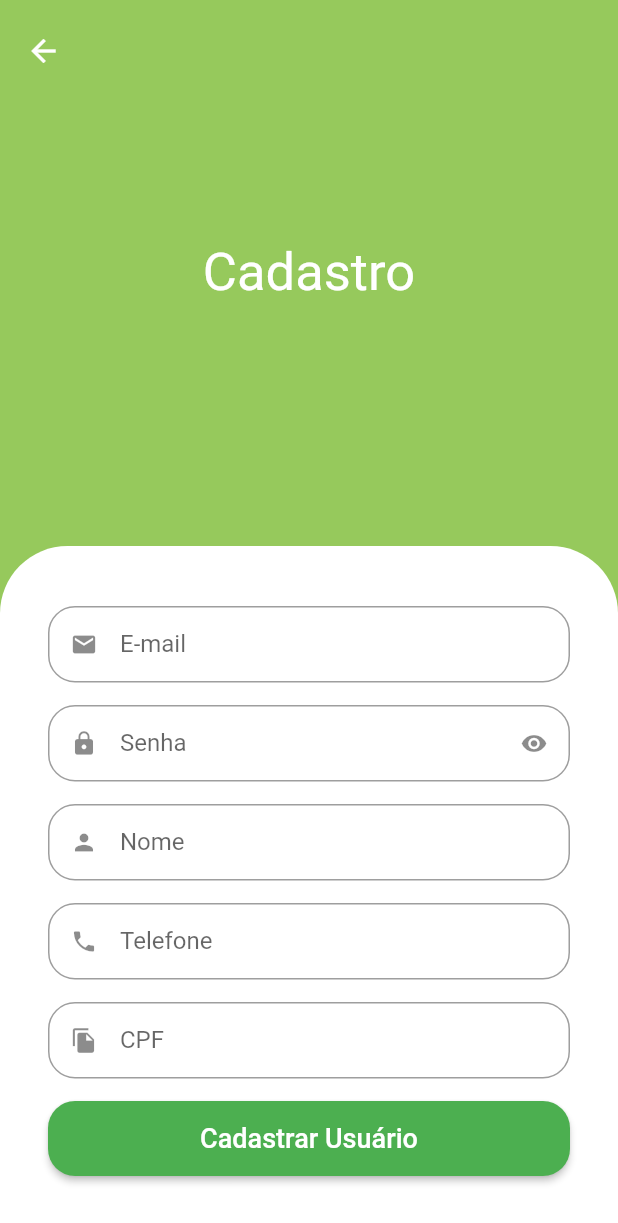
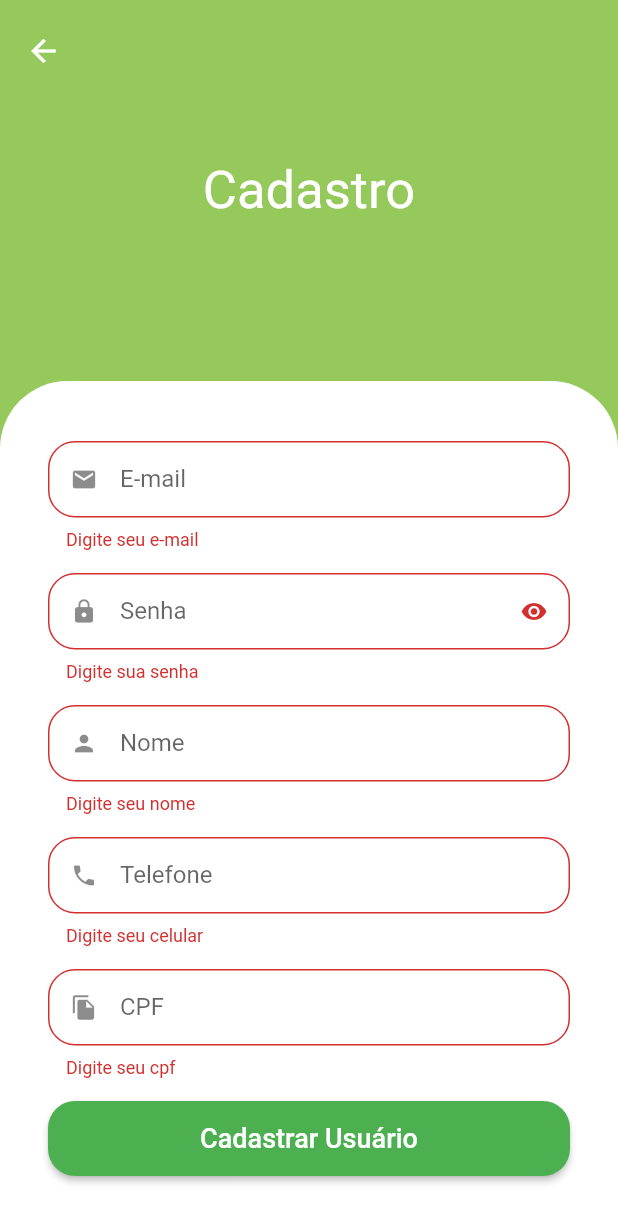
Before and after one commit to Davidson031/LojaVirtualFlutter, a Flutter app: the SignUpScreen screen opened by its route, after a tap on "Cadastrar Usuário", on a phone screen of 412 x 824 dp. Shown: the top 1223 px of the screen. Run offline on Flutter 3.47's test engine with Material 2 defaults, Android fonts, the phone set to English and light mode, and no system bars; our stand-ins replace animated_text_kit, badges, dio, flutter_secure_storage, fluttertoast, freezed_annotation and 4 more; missing offline and left inert: add_to_cart_animation; accounts and stored records are empty.

```diff
--- a/lib/main.dart
+++ b/lib/main.dart
@@ -6,14 +6,16 @@ import 'package:get/get_navigation/src/root/get_material_app.dart';
 import 'package:quitanda_virtual/src/pages/auth/controller/auth_controller.dart';
 import 'package:quitanda_virtual/src/pages/auth/repository/auth_repository.dart';
 import 'package:quitanda_virtual/src/pages/auth/screens/sign_in_screen.dart';
+import 'package:quitanda_virtual/src/pages/auth/screens/sign_up_screen.dart';
+import 'package:quitanda_virtual/src/pages/base/base_screen.dart';
 import 'package:quitanda_virtual/src/pages/splash/splash_screen.dart';
 import 'package:quitanda_virtual/src/routes/app_pages.dart';
 
 void main() async {
 
+  WidgetsFlutterBinding.ensureInitialized();
+
   Get.put(AuthController());
-
-  AuthRepository auth = AuthRepository();
 
   runApp(const MyApp());
 }
--- a/lib/src/config/app_data.dart
+++ b/lib/src/config/app_data.dart
@@ -76,11 +76,11 @@ List<CartItemModel> cartItems = [
 ];
 
 UserModel user = UserModel(
-  nome: "Pedro",
+  name: "Pedro",
   email: "joao@gmail.com",
-  celular: '99 99999 9999',
+  phone: '99 99999 9999',
   cpf: "999.999.999-99",
-  senha: "",
+  password: "",
 );
 
 List<OrderModel> orders = [
--- a/lib/src/constants/endpoints.dart
+++ b/lib/src/constants/endpoints.dart
@@ -5,6 +5,7 @@ abstract class EndPoints {
 
   static const String signin = "$baseUrl/login";
   static const String signup = "$baseUrl/signup";
+  static const String validateToken = "$baseUrl/validate-token";
 
 
 
--- /dev/null
+++ b/lib/src/constants/storage_keys.dart
@@ -0,0 +1,5 @@
+abstract class StorageKeys {
+
+  static const String token = "token";
+
+}
--- a/lib/src/models/user_model.dart
+++ b/lib/src/models/user_model.dart
@@ -1,13 +1,37 @@
+// ignore_for_file: public_member_api_docs, sort_constructors_first
+import 'package:json_annotation/json_annotation.dart';
+
+part 'user_model.g.dart';
+
+@JsonSerializable()
 class UserModel {
+  @JsonKey(name: 'fullname')
+  String? name;
+  String? email;
+  String? phone;
+  String? cpf;
+  String? password;
+  String? id;
+  String? token;
 
-  String nome;
-  String email;
-  String celular;
-  String cpf;
-  String senha;
+  UserModel({
 
+    this.name,
+    this.email,
+    this.phone,
+    this.cpf,
+    this.password,
+    this.id,
+    this.token,
+  });
 
-  UserModel({ required this.nome, required this.email, required this.celular, required this.cpf, required this.senha});
+  factory UserModel.fromJson(Map<String, dynamic> json) =>
+      _$UserModelFromJson(json);
 
+  Map<String, dynamic> toJson() => _$UserModelToJson(this);
 
+  @override
+  String toString() {
+    return 'UserModel(name: $name, email: $email, phone: $phone, cpf: $cpf, password: $password, id: $id, token: $token)';
+  }
 }
--- /dev/null
+++ b/lib/src/pages/auth/result/auth_result.dart
@@ -0,0 +1,10 @@
+import 'package:freezed_annotation/freezed_annotation.dart';
+import 'package:quitanda_virtual/src/models/user_model.dart';
+part 'auth_result.freezed.dart';
+
+
+@freezed
+class AuthResult with _$AuthResult{
+  factory AuthResult.sucess(UserModel user) = Success;
+  factory AuthResult.fail(String message) = Error;
+}
--- a/lib/src/pages/auth/screens/sign_up_screen.dart
+++ b/lib/src/pages/auth/screens/sign_up_screen.dart
@@ -1,18 +1,29 @@
 import 'package:flutter/material.dart';
+import 'package:get/get.dart';
+import 'package:get/get_core/src/get_main.dart';
 import 'package:mask_text_input_formatter/mask_text_input_formatter.dart';
+import 'package:quitanda_virtual/src/pages/auth/controller/auth_controller.dart';
 import 'package:quitanda_virtual/src/pages/common_widgets/custom_textfield.dart';
 import 'package:quitanda_virtual/src/config/custom_colors.dart';
+import 'package:quitanda_virtual/src/services/validators.dart';
 
 class SignUpScreen extends StatelessWidget {
+  final cpfFormatter = MaskTextInputFormatter(
+    mask: "###.###.###-##",
+    filter: {"#": RegExp(r'[0-9]')},
+  );
+
+  final phoneFormatter = MaskTextInputFormatter(
+    mask: "## #####-####",
+    filter: {"#": RegExp(r'[0-9]')},
+  );
+
+  final _formKey = GlobalKey<FormState>();
+  final authController = Get.find<AuthController>();
+
   @override
   Widget build(BuildContext context) {
     final screenSize = MediaQuery.of(context).size;
-
-    final cpfFormatter = MaskTextInputFormatter(
-        mask: "###.###.###-##", filter: {"#": RegExp(r'[0-9]')});
-
-    final phoneFormatter = MaskTextInputFormatter(
-        mask: "## #####-####", filter: {"#": RegExp(r'[0-9]')});
 
     return Scaffold(
       backgroundColor: CustomColors.customSwatchColor[800],
@@ -38,37 +49,81 @@ class SignUpScreen extends StatelessWidget {
                         color: Colors.white,
                         borderRadius:
                             BorderRadius.vertical(top: Radius.circular(45))),
+                    child: Form(
+                      key: _formKey,
                       child: Column(
                         crossAxisAlignment: CrossAxisAlignment.stretch,
                         children: [
-                        CustomTextField(icon: Icons.email, labelText: "E-mail"),
+                          CustomTextField(
+                            icon: Icons.email,
+                            labelText: "E-mail",
+                            validator: emailValidator,
+                            textInputType: TextInputType.emailAddress,
+                            onSaved: (value) {
+                              authController.user.email = value;
+                            },
+                          ),
                           CustomTextField(
                               icon: Icons.lock,
                               labelText: "Senha",
-                            isSecret: true),
-                        CustomTextField(icon: Icons.person, labelText: "Nome"),
+                              validator: passwordValidator,
+                              isSecret: true,
+                              onSaved: (value) {
+                                authController.user.password = value;
+                              }),
+                          CustomTextField(
+                              icon: Icons.person,
+                              labelText: "Nome",
+                              validator: nameValidator,
+                              onSaved: (value) {
+                                authController.user.name = value;
+                              }),
                           CustomTextField(
                               icon: Icons.phone,
                               labelText: "Telefone",
-                            inputFormatters: [phoneFormatter]),
+                              inputFormatters: [phoneFormatter],
+                              textInputType: TextInputType.phone,
+                              validator: phoneValidator,
+                              onSaved: (value) {
+                                authController.user.phone = value;
+                              }),
                           CustomTextField(
                             icon: Icons.file_copy,
                             labelText: "CPF",
-                            inputFormatters: [cpfFormatter]),
+                            inputFormatters: [cpfFormatter],
+                            textInputType: TextInputType.number,
+                            validator: cpfValidator,
+                            onSaved: (value) {
+                              authController.user.cpf = value;
+                            },
+                          ),
                           SizedBox(
                             height: 50,
-                          child: ElevatedButton(
+                            child: Obx(() {
+                              return ElevatedButton(
                                 style: ElevatedButton.styleFrom(
                                     shape: RoundedRectangleBorder(
-                                    borderRadius: BorderRadius.circular(18))),
-                            onPressed: () {},
-                            child: const Text(
+                                        borderRadius:
+                                            BorderRadius.circular(18))),
+                                onPressed: authController.isLoading.value
+                                    ? null
+                                    : () {
+                                        if (_formKey.currentState!.validate()) {
+                                          _formKey.currentState!.save();
+                                          authController.signUp();
+                                        }
+                                      },
+                                child: authController.isLoading.value
+                                    ? CircularProgressIndicator()
+                                    : const Text(
                                         "Cadastrar Usuário",
                                         style: TextStyle(fontSize: 18),
                                       ),
-                          ),
+                              );
+                            }),
                           )
                         ],
+                      ),
                     ),
                   )
                 ],
--- a/lib/src/pages/common_widgets/custom_textfield.dart
+++ b/lib/src/pages/common_widgets/custom_textfield.dart
@@ -9,7 +9,9 @@ class CustomTextField extends StatefulWidget {
   final String? initial;
   final bool isReadOnly;
   final String? Function(String?)? validator;
+  final void Function(String?)? onSaved;
   final TextEditingController? controller;
+  final TextInputType? textInputType;
 
 
   CustomTextField({
@@ -20,7 +22,9 @@ class CustomTextField extends StatefulWidget {
     this.initial,
     this.isReadOnly = false,
     this.validator,
-    this.controller
+    this.controller,
+    this.textInputType,
+    this.onSaved
   });
 
   @override
@@ -42,8 +46,10 @@ class _CustomTextFieldState extends State<CustomTextField> {
     return Padding(
       padding: const EdgeInsets.only(bottom: 15),
       child: TextFormField(
+        keyboardType: widget.textInputType,
         controller: widget.controller,
         validator: widget.validator,
+        onSaved: widget.onSaved,
         inputFormatters: widget.inputFormatters,
         obscureText: isPassword,
         initialValue: widget.initial,
--- /dev/null
+++ b/lib/src/services/validators.dart
@@ -0,0 +1,59 @@
+import 'package:get/get.dart';
+
+String? emailValidator(String? email) {
+  if (email == null || email.isEmpty) {
+    return "Digite seu e-mail";
+  }
+  if (!email.isEmail) {
+    return "Digite um e-mail válido";
+  }
+  return null;
+}
+
+String? passwordValidator(String? password) {
+  if (password == null || password.isEmpty) {
+    return "Digite sua senha";
+  }
+  if (password.length < 7) {
+    return "Senha muito curta";
+  }
+  return null;
+}
+
+String? nameValidator(String? name){
+  if (name == null || name.isEmpty) {
+    return "Digite seu nome";
+  }
+
+  final names = name.split(" ");
+
+  if(names.length == 1){
+    return "Digite seu nome completo";
+  }
+
+  return null;
+}
+
+String? phoneValidator(String? phone){
+
+  if (phone == null || phone.isEmpty) {
+    return "Digite seu celular";
+  }
+
+  if(phone.length < 13 || !phone.isPhoneNumber){
+    return "Digite um celular válido";
+  }
+
+  return null;
+}
+
+String? cpfValidator(String? cpf){
+
+  if(cpf == null || cpf.isEmpty){
+    return "Digite seu cpf";
+  }
+
+  if(!cpf.isCpf){
+    return "Digite um cpf válido";
+  }
+}
--- a/pubspec.yaml
+++ b/pubspec.yaml
@@ -41,6 +41,10 @@ dependencies:
   shimmer: ^2.0.0
   get: ^4.6.5
   dio: ^4.0.6
+  json_annotation: ^4.7.0
+  freezed: ^2.3.2
+  freezed_annotation: ^2.2.0
+  flutter_secure_storage: ^7.0.1
 
 
   # The following adds the Cupertino Icons font to your application.
@@ -51,6 +55,8 @@ dev_dependencies:
   flutter_test:
     sdk: flutter
   flutter_launcher_icons: ^0.11.0
+  json_serializable: ^6.5.4
+  build_runner: ^2.3.3
 
   # The "flutter_lints" package below contains a set of recommended lints to
   # encourage good coding practices. The lint set provided by the package is
```
Also changed, not shown: lib/src/pages/auth/controller/auth_controller.dart (+77 -4 lines), lib/src/pages/auth/repository/auth_errors.dart (added, +10 -0 lines), lib/src/pages/auth/repository/auth_repository.dart (+37 -7 lines), lib/src/pages/auth/screens/sign_in_screen.dart (+3 -18 lines), lib/src/pages/profile/profile_tab.dart (+10 -2 lines), lib/src/pages/splash/splash_screen.dart (+1 -18 lines), lib/src/services/utils_services.dart (+20 -0 lines), lib/src/models/user_model.g.dart (added), lib/src/pages/auth/result/auth_result.freezed.dart (added), pubspec.lock, 6 other files. Lines whose indentation alone changed are shown as unchanged.
